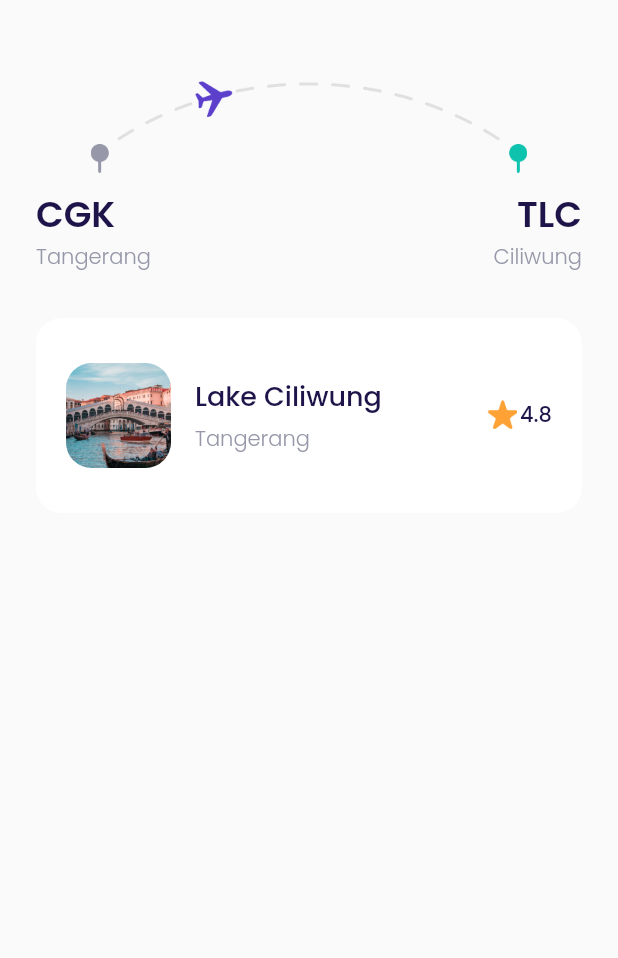
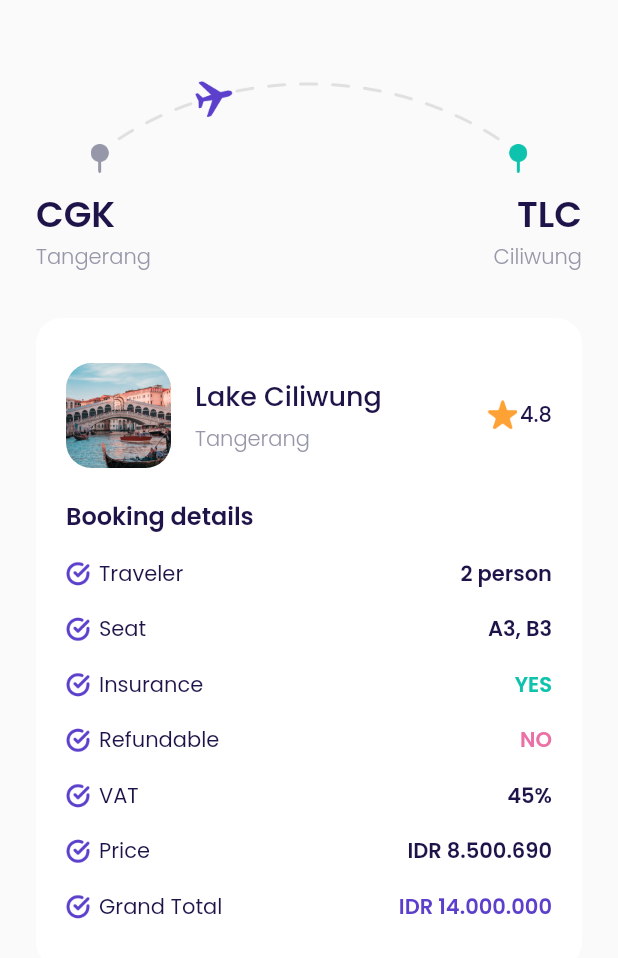
Before and after one commit to gitriant/airplane, a Flutter app: the CheckoutPage screen opened directly, on a phone screen of 412 x 824 dp. Shown: the top 958 px of the screen. Run offline on Flutter 3.47's test engine with Material 2 defaults, Android fonts, the phone set to English and light mode, and no system bars; our stand-ins replace google_fonts.

Commit message:
checkout page booking details

```diff
--- a/lib/ui/pages/checkout_page.dart
+++ b/lib/ui/pages/checkout_page.dart
@@ -1,4 +1,5 @@
 import 'package:airplane/shared/theme.dart';
+import 'package:airplane/ui/widgets/booking_details_item.dart';
 import 'package:flutter/material.dart';
 
 class CheckoutPage extends StatelessWidget {
@@ -65,7 +66,9 @@ class CheckoutPage extends StatelessWidget {
             borderRadius: BorderRadius.circular(defaultRadius),
             color: kWhiteColor),
         child: Column(
+          crossAxisAlignment: CrossAxisAlignment.start,
           children: [
+            // destination tile
             Row(
               children: [
                 Container(
@@ -113,6 +116,37 @@ class CheckoutPage extends StatelessWidget {
                 )
               ],
             ),
+
+            //  booking details text
+            Container(
+              margin: EdgeInsets.only(top: 20),
+              child: Text(
+                'Booking details',
+                style:
+                    blackTextStyle.copyWith(fontSize: 16, fontWeight: semiBold),
+              ),
+            ),
+            // booking details items
+            BookingDetailsItem(
+                title: 'Traveler',
+                valueText: '2 person',
+                valueColor: kBlackColor),
+            BookingDetailsItem(
+                title: 'Seat', valueText: 'A3, B3', valueColor: kBlackColor),
+            BookingDetailsItem(
+                title: 'Insurance', valueText: 'YES', valueColor: kGreenColor),
+            BookingDetailsItem(
+                title: 'Refundable', valueText: 'NO', valueColor: kRedColor),
+            BookingDetailsItem(
+                title: 'VAT', valueText: '45%', valueColor: kBlackColor),
+            BookingDetailsItem(
+                title: 'Price',
+                valueText: 'IDR 8.500.690',
+                valueColor: kBlackColor),
+            BookingDetailsItem(
+                title: 'Grand Total',
+                valueText: 'IDR 14.000.000',
+                valueColor: kPrimaryColor),
           ],
         ),
       );
--- /dev/null
+++ b/lib/ui/widgets/booking_details_item.dart
@@ -0,0 +1,46 @@
+import 'package:airplane/shared/theme.dart';
+import 'package:flutter/material.dart';
+
+class BookingDetailsItem extends StatelessWidget {
+  final String title;
+  final String valueText;
+  final Color valueColor;
+
+  const BookingDetailsItem(
+      {Key? key,
+      required this.title,
+      required this.valueText,
+      required this.valueColor})
+      : super(key: key);
+
+  @override
+  Widget build(BuildContext context) {
+    return Container(
+      margin: EdgeInsets.only(top: 16),
+      child: Row(
+        children: [
+          Container(
+            width: 16,
+            height: 16,
+            margin: EdgeInsets.only(right: 6),
+            decoration: BoxDecoration(
+                image: DecorationImage(
+                    image: AssetImage('assets/icon_check.png'))),
+          ),
+          Text(
+            title,
+            style: blackTextStyle,
+          ),
+          Spacer(),
+          Text(
+            valueText,
+            style: blackTextStyle.copyWith(
+              fontWeight: semiBold,
+              color: valueColor,
+            ),
+          ),
+        ],
+      ),
+    );
+  }
+}
```
